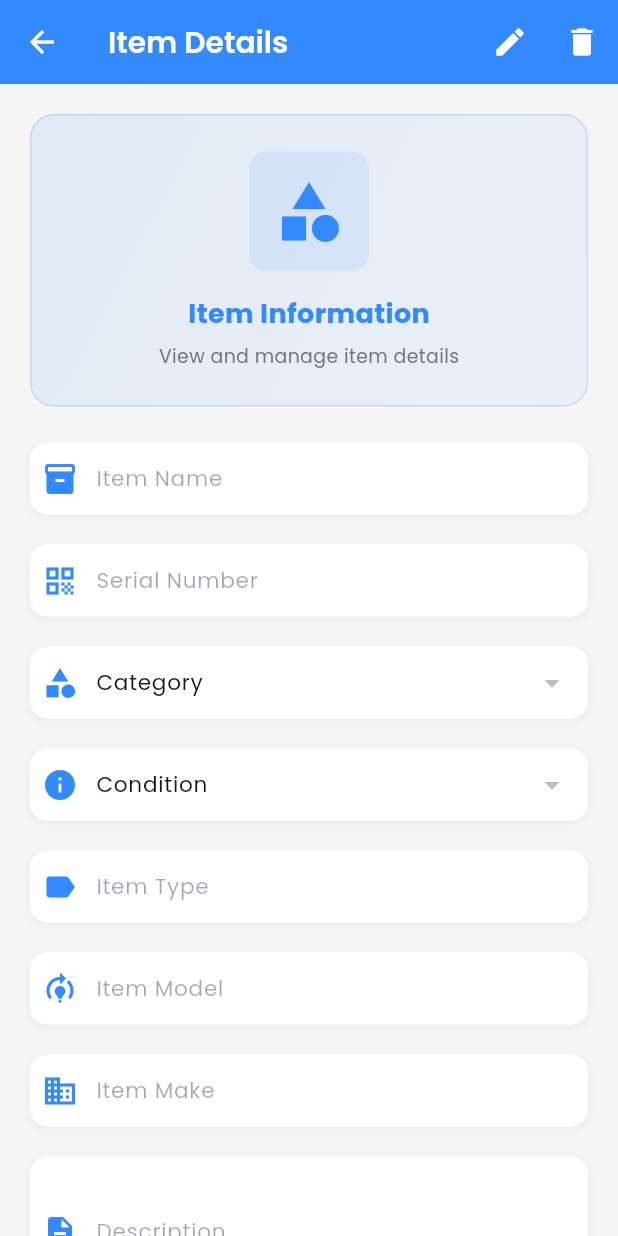
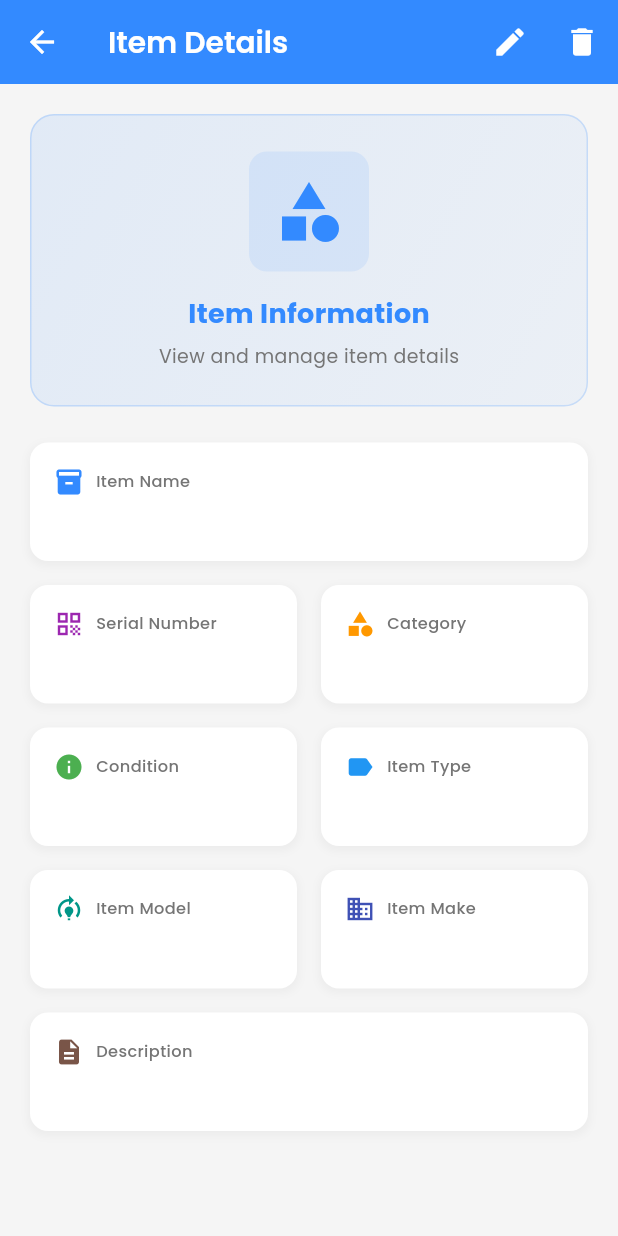
Before and after one commit to Technical-Assets-Management-CS31A/Mobile-Technical-Management, a Flutter app: the ItemDetailScreen screen opened directly with empty values, on a phone screen of 412 x 824 dp. Run offline on Flutter 3.47's test engine with Material 3 defaults, Android fonts, the phone set to English and light mode, and no system bars; our stand-ins replace google_fonts, image_picker, shimmer.

Commit message:
Implement item detail enhancements and refactor UI components
- Added a new `_buildInfoCard` widget to display item details in a structured format.
- Refactored `ItemDetailScreen` to separate read-only and edit modes, improving user experience.
- Updated the layout to include additional item attributes such as serial number, category, condition, item type, model, make, and description.
- Adjusted `StaffManagementScreen` to start in view mode instead of edit mode for better workflow.

```diff
--- a/lib/screens/inventory/item_detail_screen.dart
+++ b/lib/screens/inventory/item_detail_screen.dart
@@ -336,6 +336,57 @@ class _ItemDetailScreenState extends State<ItemDetailScreen> {
     }
   }
 
+  Widget _buildInfoCard({
+    required String title,
+    required String value,
+    required IconData icon,
+    required Color color,
+  }) {
+    return Container(
+      padding: const EdgeInsets.all(16),
+      decoration: BoxDecoration(
+        color: Colors.white,
+        borderRadius: BorderRadius.circular(12),
+        boxShadow: [
+          BoxShadow(
+            color: Colors.grey.withOpacity(0.1),
+            spreadRadius: 1,
+            blurRadius: 4,
+            offset: const Offset(0, 2),
+          ),
+        ],
+      ),
+      child: Column(
+        crossAxisAlignment: CrossAxisAlignment.start,
+        children: [
+          Row(
+            children: [
+              Icon(icon, color: color, size: 20),
+              const SizedBox(width: 8),
+              Text(
+                title,
+                style: TextStyle(
+                  fontSize: 12,
+                  color: Colors.grey[600],
+                  fontWeight: FontWeight.w500,
+                ),
+              ),
+            ],
+          ),
+          const SizedBox(height: 8),
+          Text(
+            value,
+            style: TextStyle(
+              fontSize: 16,
+              fontWeight: FontWeight.bold,
+              color: Colors.grey[800],
+            ),
+          ),
+        ],
+      ),
+    );
+  }
+
   @override
   Widget build(BuildContext context) {
     return Scaffold(
@@ -444,43 +495,8 @@ class _ItemDetailScreenState extends State<ItemDetailScreen> {
               ),
               const SizedBox(height: 24),
 
-              // Item Image (if exists and not editing)
-              if (!_isEditing && widget.item.itemImage.isNotEmpty) ...[
-                Container(
-                  width: double.infinity,
-                  height: 250,
-                  decoration: BoxDecoration(
-                    borderRadius: BorderRadius.circular(12),
-                    border: Border.all(color: Colors.grey.shade300, width: 2),
-                    boxShadow: [
-                      BoxShadow(
-                        color: Colors.grey.withOpacity(0.1),
-                        spreadRadius: 1,
-                        blurRadius: 4,
-                        offset: const Offset(0, 2),
-                      ),
-                    ],
-                  ),
-                  child: ClipRRect(
-                    borderRadius: BorderRadius.circular(10),
-                    child: Image.network(
-                      widget.item.itemImage,
-                      fit: BoxFit.cover,
-                      errorBuilder: (context, error, stackTrace) {
-                        return const Center(
-                          child: Icon(
-                            Icons.broken_image,
-                            size: 64,
-                            color: Colors.grey,
-                          ),
-                        );
-                      },
-                    ),
-                  ),
-                ),
-                const SizedBox(height: 20),
-              ],
-
+              // Form Fields or Info Cards
+              if (_isEditing) ...[
                 // Item Name
                 _buildFormField(
                   label: 'Item Name',
@@ -599,6 +615,129 @@ class _ItemDetailScreenState extends State<ItemDetailScreen> {
                   },
                 ),
                 const SizedBox(height: 20),
+              ] else ...[
+                // Read-only View
+                // Item Image (if exists)
+                if (widget.item.itemImage.isNotEmpty) ...[
+                  Container(
+                    width: double.infinity,
+                    height: 250,
+                    decoration: BoxDecoration(
+                      borderRadius: BorderRadius.circular(12),
+                      border: Border.all(color: Colors.grey.shade300, width: 2),
+                      boxShadow: [
+                        BoxShadow(
+                          color: Colors.grey.withOpacity(0.1),
+                          spreadRadius: 1,
+                          blurRadius: 4,
+                          offset: const Offset(0, 2),
+                        ),
+                      ],
+                    ),
+                    child: ClipRRect(
+                      borderRadius: BorderRadius.circular(10),
+                      child: Image.network(
+                        widget.item.itemImage,
+                        fit: BoxFit.cover,
+                        errorBuilder: (context, error, stackTrace) {
+                          return const Center(
+                            child: Icon(
+                              Icons.broken_image,
+                              size: 64,
+                              color: Colors.grey,
+                            ),
+                          );
+                        },
+                      ),
+                    ),
+                  ),
+                  const SizedBox(height: 20),
+                ],
+
+                _buildInfoCard(
+                  title: 'Item Name',
+                  value: widget.item.itemName,
+                  icon: Icons.inventory_2,
+                  color: const Color(0xFF338AFF),
+                ),
+                const SizedBox(height: 16),
+
+                Row(
+                  children: [
+                    Expanded(
+                      child: _buildInfoCard(
+                        title: 'Serial Number',
+                        value: widget.item.serialNumber,
+                        icon: Icons.qr_code,
+                        color: Colors.purple,
+                      ),
+                    ),
+                    const SizedBox(width: 16),
+                    Expanded(
+                      child: _buildInfoCard(
+                        title: 'Category',
+                        value: widget.item.itemCategory,
+                        icon: Icons.category,
+                        color: Colors.orange,
+                      ),
+                    ),
+                  ],
+                ),
+                const SizedBox(height: 16),
+
+                Row(
+                  children: [
+                    Expanded(
+                      child: _buildInfoCard(
+                        title: 'Condition',
+                        value: widget.item.condition,
+                        icon: Icons.info,
+                        color: Colors.green,
+                      ),
+                    ),
+                    const SizedBox(width: 16),
+                    Expanded(
+                      child: _buildInfoCard(
+                        title: 'Item Type',
+                        value: widget.item.itemType,
+                        icon: Icons.label,
+                        color: Colors.blue,
+                      ),
+                    ),
+                  ],
+                ),
+                const SizedBox(height: 16),
+
+                Row(
+                  children: [
+                    Expanded(
+                      child: _buildInfoCard(
+                        title: 'Item Model',
+                        value: widget.item.itemModel,
+                        icon: Icons.model_training,
+                        color: Colors.teal,
+                      ),
+                    ),
+                    const SizedBox(width: 16),
+                    Expanded(
+                      child: _buildInfoCard(
+                        title: 'Item Make',
+                        value: widget.item.itemMake,
+                        icon: Icons.business,
+                        color: Colors.indigo,
+                      ),
+                    ),
+                  ],
+                ),
+                const SizedBox(height: 16),
+
+                _buildInfoCard(
+                  title: 'Description',
+                  value: widget.item.description,
+                  icon: Icons.description,
+                  color: Colors.brown,
+                ),
+              ],
 
               // Item Image (in edit mode or add new image)
               if (_isEditing) ...[
--- a/lib/screens/staff/staff_management_screen.dart
+++ b/lib/screens/staff/staff_management_screen.dart
@@ -167,7 +167,7 @@ class _StaffManagementScreenState extends State<StaffManagementScreen> {
     final result = await Navigator.of(context).push(
       MaterialPageRoute(
         builder: (context) =>
-            StaffDetailScreen(staff: staff, startInEdit: true),
+            StaffDetailScreen(staff: staff, startInEdit: false),
       ),
     );
     if (result is Map && result['updated'] is Staff) {
```
Also changed, not shown: lib/models/entities/borrowed_item.dart (line endings or trailing spaces), lib/services/borrowed_item_service.dart (line endings or trailing spaces). Lines whose indentation alone changed are shown as unchanged.
